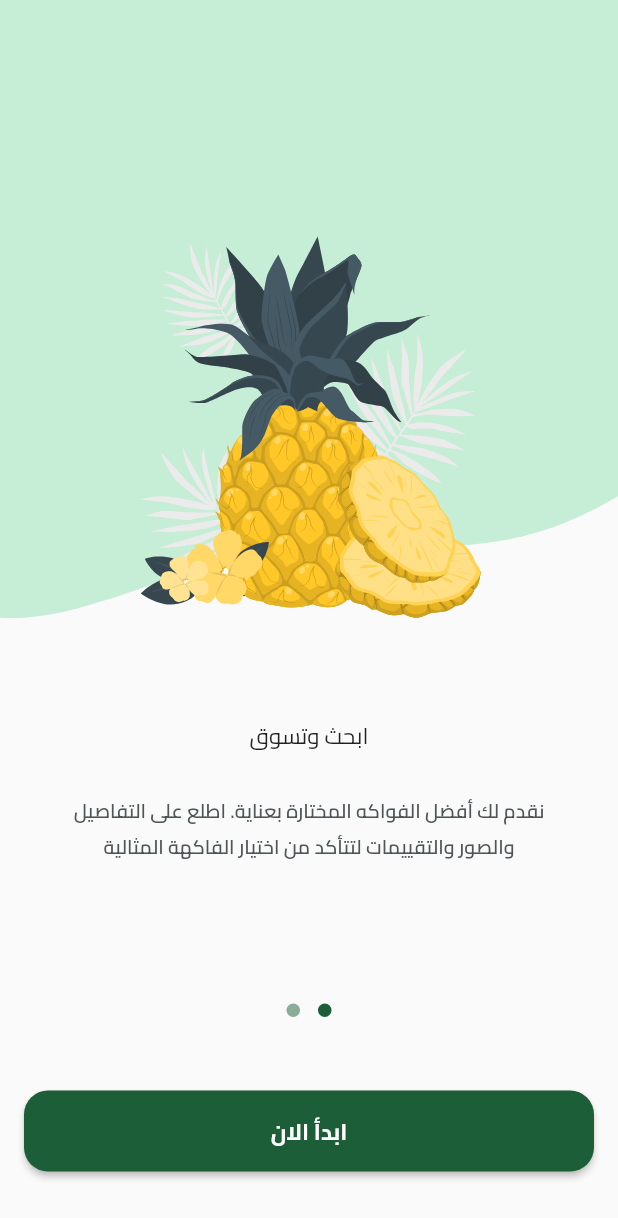
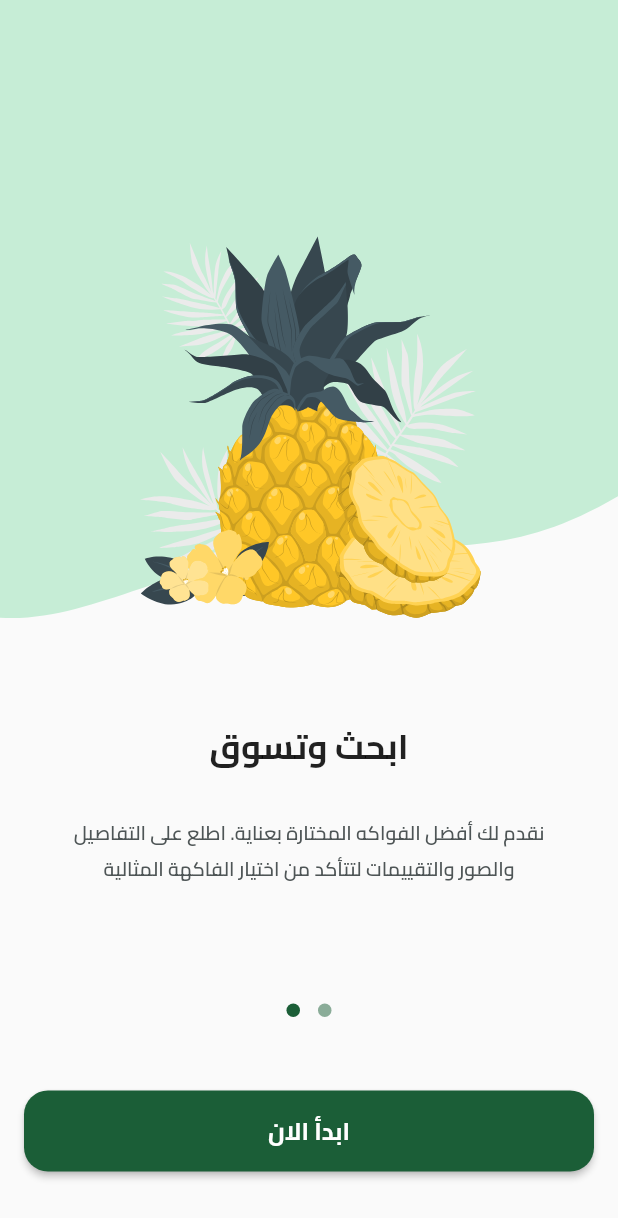
Before and after one commit to HamzaAlwajeeh/Fruits-Hub, a Flutter app: the screen it shows after launch, swiped to page 2, on a phone screen of 412 x 824 dp. Shown: the top 1218 px of the screen. Run offline on Flutter 3.47's test engine with Material 3 defaults, Android fonts, the phone set to English and light mode, and no system bars; drawn by our look-alikes of dots_indicator; our stand-ins replace flutter_svg.

Commit message:
Update UI text styles and app localization to English

```diff
--- a/lib/Features/on_Boarding/presentation/views/widgets/on_boarding_page_view.dart
+++ b/lib/Features/on_Boarding/presentation/views/widgets/on_boarding_page_view.dart
@@ -41,7 +41,7 @@
           isVisable: false,
           background: Assets.imagesPageViewItem2Background,
           image: Assets.imagesPageViewItem2Image,
-          title: Text('ابحث وتسوق'),
+          title: Text('ابحث وتسوق', style: TextStyles.bold23),
           subTitle:
               'نقدم لك أفضل الفواكه المختارة بعناية. اطلع على التفاصيل والصور والتقييمات لتتأكد من اختيار الفاكهة المثالية',
         ),
--- a/lib/core/widgets/custom_button.dart
+++ b/lib/core/widgets/custom_button.dart
@@ -1,5 +1,6 @@
 import 'package:flutter/material.dart';
 import 'package:fruits_hub/core/utils/app_colors.dart';
+import 'package:fruits_hub/core/utils/app_text_styles.dart';
 
 class CustomButton extends StatelessWidget {
   const CustomButton({super.key, this.onPressed, required this.text});
@@ -18,7 +19,7 @@
             borderRadius: BorderRadius.circular(16),
           ),
         ),
-        child: Text(text),
+        child: Text(text, style: TextStyles.bold16),
       ),
     );
   }
--- a/lib/main.dart
+++ b/lib/main.dart
@@ -14,7 +14,7 @@
   @override
   Widget build(BuildContext context) {
     return MaterialApp(
-      locale: Locale('ar'),
+      locale: Locale('en'),
       localizationsDelegates: [
         S.delegate,
         GlobalMaterialLocalizations.delegate,
```
